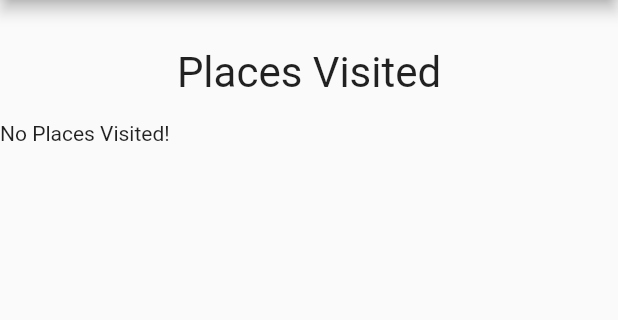
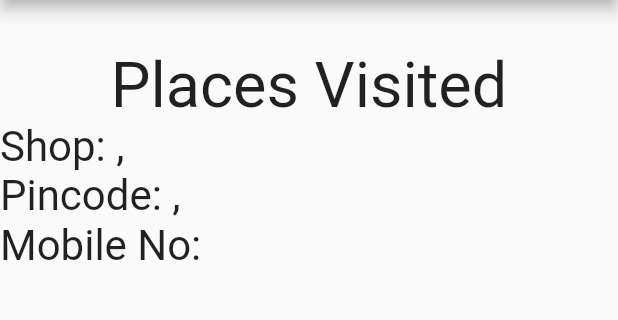
Before and after one commit to cyrilshaji38/Trace-QR, a Flutter app: the ScanQR screen opened directly, after a tap on "Scan Complete", on a phone screen of 412 x 824 dp, the part 84-404 px from its top. Run offline on Flutter 3.47's test engine with Material 2 defaults, Android fonts, the phone set to English and light mode, and no system bars; our stand-ins replace cloud_firestore, firebase_auth, firebase_core, firebase_storage, fluttertoast, image_picker and 1 more; missing offline and left inert: qr_code_scanner; accounts and stored records are empty.

Commit message:
Fully working app!

```diff
--- a/trace/lib/main.dart
+++ b/trace/lib/main.dart
@@ -6,12 +6,14 @@ import 'package:firebase_core/firebase_core.dart';
 
 final auth = FirebaseAuth.instance;
 
-String name, email, mobile, pincode, password, /*password1,*/ imageUrl, qrdataC = "No Places Visited!", qrdataM = "Name: $name, Pincode: $pincode";
-int acctype=0, vaccine=0; // acctype (1--> customer  2--> merchant)
-// List<String> qrdataC1 = [];
+String name, email, mobile, pincode, password, /*password1,*/ imageUrl, qrdata;
+int acctype=0, vaccine=0, i; // acctype (1--> customer  2--> merchant)
+
+List<dynamic> qrdataC = [];
+
 File profile;
 
-String uidC, imageUrlC;
+String uidC, imageUrlC, newQRdata;
 
 
 void main() async{
--- a/trace/lib/models/database.dart
+++ b/trace/lib/models/database.dart
@@ -1,6 +1,8 @@
 import 'package:cloud_firestore/cloud_firestore.dart';
+import 'package:Trace/main.dart';
 
 CollectionReference users = FirebaseFirestore.instance.collection('users');
+
   Future<void> addUser(name1, email1, mobile1, pincode1, acctype1, vaccine1, uid1, imageUrl1) async{
     return users.doc(uid1).set({
       'Name': name1,
@@ -15,3 +17,9 @@ CollectionReference users = FirebaseFirestore.instance.collection('users');
         .then((value) => print("User Added"))
         .catchError((error) => print("Failed to add user: $error"));
   }
+
+  Future<void> updateUser(qrdataC1) async{
+    return users.doc(uidC).update({
+      'QR Data': qrdataC1
+    });
+  }
--- a/trace/lib/screens/c_dash.dart
+++ b/trace/lib/screens/c_dash.dart
@@ -5,7 +5,6 @@ import 'package:flutter/material.dart';
 import 'package:flutter/rendering.dart';
 import 'package:qr_code_scanner/qr_code_scanner.dart';
 import 'dart:io';
-import 'package:flutter/foundation.dart';
 import '../models/database.dart';
 import '../main.dart';
 
@@ -25,7 +24,7 @@ class _CustomerDashState extends State<CustomerDash> {
 
   void places() {
     Navigator.push(
-        context, MaterialPageRoute(builder: (context) => PlacesVisited()));
+        context, MaterialPageRoute(builder: (context) => PlacesVisited1(uidC)));
   }
 
   void logout() {
@@ -52,6 +51,7 @@ class _CustomerDashState extends State<CustomerDash> {
         if (snapshot.connectionState == ConnectionState.done) {
           Map<String, dynamic> data = snapshot.data.data();
           imageUrlC = "${data['Profile Picture']}";
+          qrdataC = data['QR Data'] ?? [];
           return new WillPopScope(
               onWillPop: () async => false,
               child: Scaffold(
@@ -168,7 +168,7 @@ class _ScanQRState extends State<ScanQR> {
                           Navigator.push(
                               context,
                               MaterialPageRoute(
-                                  builder: (context) => PlacesVisited()));
+                                  builder: (context) => PlacesVisited(qrdata)));
                           setState(() {});
                         },
                         child: FutureBuilder(
@@ -214,7 +214,8 @@ class _ScanQRState extends State<ScanQR> {
     controller.scannedDataStream.listen((scanData) {
       setState(() {
         result = scanData;
-        qrdataC = "${result.code}";
+        qrdata = "${result.code}";
+
       });
     });
   }
@@ -227,24 +228,93 @@ class _ScanQRState extends State<ScanQR> {
 }
 
 class PlacesVisited extends StatefulWidget {
-  const PlacesVisited({Key key}) : super(key: key);
+  final String documentId;
+
+  PlacesVisited(this.documentId);
 
   @override
   _PlacesVisitedState createState() => _PlacesVisitedState();
 }
 
 class _PlacesVisitedState extends State<PlacesVisited> {
+
   @override
   Widget build(BuildContext context) {
+    return FutureBuilder<DocumentSnapshot>(
+      future: users.doc(widget.documentId).get(),
+      builder: (BuildContext context,
+          AsyncSnapshot<DocumentSnapshot> snapshot) {
+        if (snapshot.hasError) {
+          return Text("Something went wrong");
+        }
+
+        if (snapshot.hasData && !snapshot.data.exists) {
+          return Text("Document does not exist");
+        }
+
+        if (snapshot.connectionState == ConnectionState.done) {
+          Map<String, dynamic> data = snapshot.data.data();
+          qrdataC.add("\n\nShop: ${data['Name']}, \nPincode: ${data['Pincode']}, \nMobile No: ${data['Mobile No']}");
+          updateUser(qrdataC);
           return Scaffold(
               appBar: AppBar(title: Text("Trace")),
               body: ListView(
                 children: <Widget>[
                   Text("\n"),
-            Text("Places Visited",
-                textAlign: TextAlign.center, textScaleFactor: 2),
-            Text("\n$qrdataC")
+                  Text("Places Visited", textAlign: TextAlign.center, textScaleFactor: 3),
+                  Text("Shop: ${data['Name']}, \nPincode: ${data['Pincode']}, \nMobile No: ${data['Mobile No']}", textScaleFactor: 2)
                 ],
               ));
         }
+
+        return Scaffold(body: Center(child: CircularProgressIndicator(),));
+      },
+    );
   }
+}
+
+
+class PlacesVisited1 extends StatefulWidget {
+  final String documentId;
+
+  PlacesVisited1(this.documentId);
+
+  @override
+  _PlacesVisited1State createState() => _PlacesVisited1State();
+}
+
+class _PlacesVisited1State extends State<PlacesVisited1> {
+
+  @override
+  Widget build(BuildContext context) {
+    return FutureBuilder<DocumentSnapshot>(
+      future: users.doc(widget.documentId).get(),
+      builder: (BuildContext context,
+          AsyncSnapshot<DocumentSnapshot> snapshot) {
+        if (snapshot.hasError) {
+          return Text("Something went wrong");
+        }
+
+        if (snapshot.hasData && !snapshot.data.exists) {
+          return Text("Document does not exist");
+        }
+
+        if (snapshot.connectionState == ConnectionState.done) {
+          Map<String, dynamic> data = snapshot.data.data();
+
+          return Scaffold(
+            appBar: AppBar(title: Text("Trace")),
+            body: ListView(
+                children: <Widget>[
+                  Text("Places Visited", textAlign: TextAlign.center, textScaleFactor: 3),
+                  Text("${data['QR Data']}",textScaleFactor: 2),
+              ]
+            )
+          );
+        }
+
+        return Scaffold(body: Center(child: CircularProgressIndicator(),));
+      },
+    );
+  }
+}
--- a/trace/lib/screens/m_dash.dart
+++ b/trace/lib/screens/m_dash.dart
@@ -124,7 +124,7 @@ class _QRState extends State<QR> {
                 image: AssetImage("assets/images/Trace.png"),
                 typeNumber: 3,
                 size: 300,
-                data: "$qrdataM",
+                data: "$uidC",
                 errorCorrectLevel: QrErrorCorrectLevel.M,
                 roundEdges: true)
         )
--- a/trace/lib/screens/signup.dart
+++ b/trace/lib/screens/signup.dart
@@ -285,7 +285,7 @@ class _CreateQRState extends State<CreateQR> {
                 image: FileImage(profile),
                 typeNumber: 3,
                 size: 300,
-                data: "$qrdataM",
+                data: "$uidC",
                 errorCorrectLevel: QrErrorCorrectLevel.M,
                 roundEdges: true)
         )
```
Lines whose indentation alone changed are shown as unchanged.
